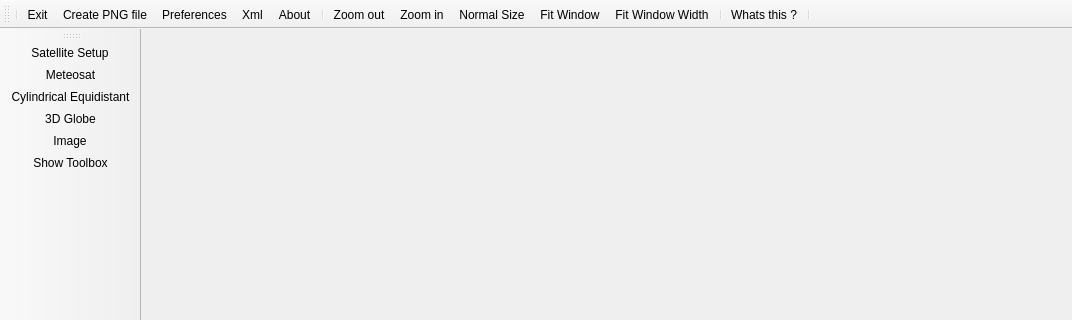
hvanruys/EUMETCastView, file core/mainwindow.ui: the form before one commit; both pictures show x 0 to 1072 and y 0 to 320 of the 1072 by 669 pixel window.
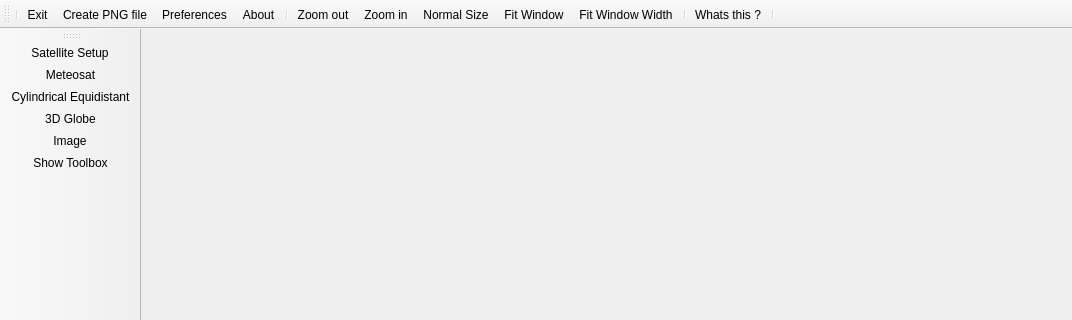
The form after the commit. Icons and pictures are not drawn.

```diff
--- a/core/mainwindow.ui
+++ b/core/mainwindow.ui
@@ -47,7 +47,6 @@
    <addaction name="actionExit"/>
    <addaction name="actionCreatePNG"/>
    <addaction name="actionPreferences"/>
-   <addaction name="actionXml"/>
    <addaction name="actionAbout"/>
    <addaction name="separator"/>
    <addaction name="actionZoomout"/>
@@ -272,15 +271,6 @@
     <string>Whats this ?</string>
    </property>
   </action>
-  <action name="actionXml">
-   <property name="icon">
-    <iconset resource="EUMETCastView.qrc">
-     <normaloff>:/icons/icons/oxygen/tools-wizard.png</normaloff>:/icons/icons/oxygen/tools-wizard.png</iconset>
-   </property>
-   <property name="text">
-    <string>Xml</string>
-   </property>
-  </action>
  </widget>
  <layoutdefault spacing="6" margin="11"/>
  <resources>
```
Left out of the diff: 32 changed lines with no effect on the pictures.
